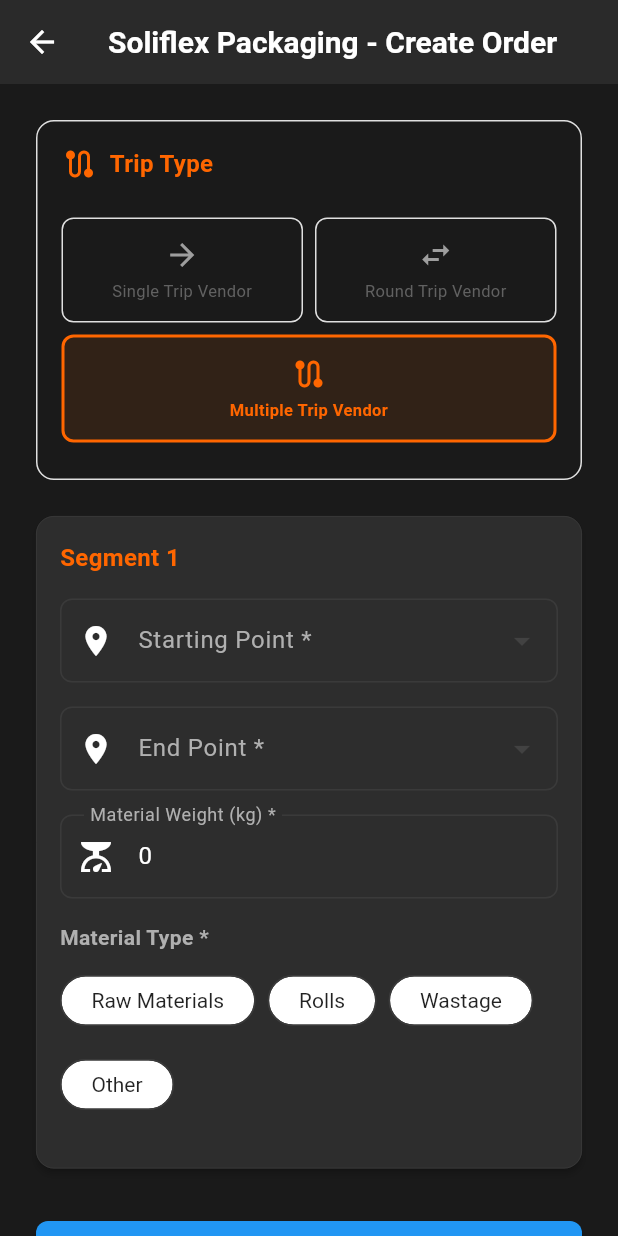
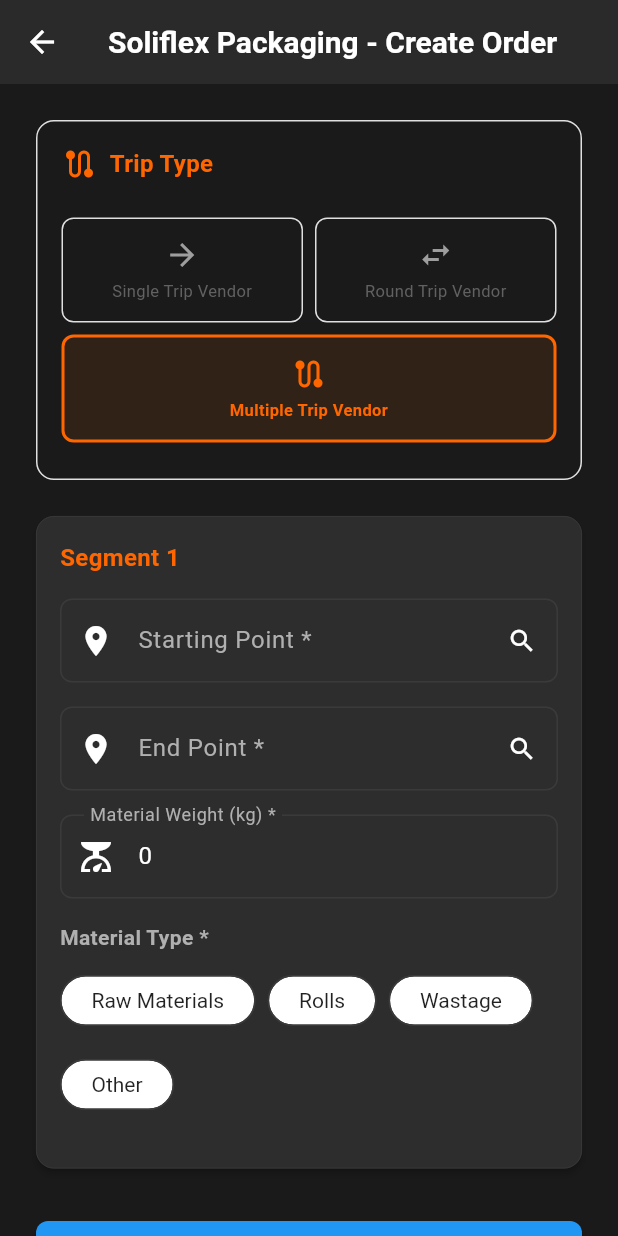
Before and after one commit to AI-APP-FREELANCER/soliflextransportwebandmobile, a Flutter app: the RFQCreateScreen screen opened by its route, after a tap on "Multiple Trip Vendor", after a tap on "Add Segment", on a phone screen of 412 x 824 dp. Run offline on Flutter 3.47's test engine with Material 3 defaults, Android fonts, the phone set to English and light mode, and no system bars; our stand-ins replace shared_preferences; missing offline and left inert: dart:html; accounts and stored records are empty; network calls fail.

Commit message:
Add live search to location dropdowns on new-order and amendment pages
Source/destination pickers listed all vendors + factories in one long
plain dropdown, forcing users to scroll to find an entry. Added a
searchable dropdown (built on Flutter's RawAutocomplete, no new
dependency) that filters live as the user types.

Applied to all 4 pickers on the new-order page (Single-Trip,
Round-Trip, and per-segment Multiple-Trip) and both pickers on the
amendment modal. The new widget mirrors DropdownButtonFormField's
external contract exactly, so every onChanged side effect (price
recalculation, vehicle matching, segment state updates) and validator
fires identically to before -- only the widget swapped, not the logic
around it.

Also added a stable ObjectKey to the multiple-segment cards in both
screens. Deleting a middle segment shifts the remaining cards'
position in an unkeyed list; without the key, Flutter would reuse a
search field's controller/focus state at the shifted position and
show stale text for the wrong segment. This didn't matter for the old
DropdownButtonFormField (its value is always re-read live on rebuild)
but does for a controller-backed search field.

Co-Authored-By: Claude Sonnet 5 <noreply@anthropic.com>

```diff
--- a/lib/screens/rfq_create_screen.dart
+++ b/lib/screens/rfq_create_screen.dart
@@ -10,6 +10,7 @@ import '../services/api_service.dart';
 import '../models/vehicle_model.dart';
 import '../models/vendor_model.dart'; // CRITICAL FIX: Import VendorModel for type checking
 import '../theme/app_theme.dart';
+import '../widgets/searchable_location_dropdown.dart';
 
 class RFQCreateScreen extends StatefulWidget {
   const RFQCreateScreen({super.key});
@@ -1353,19 +1354,11 @@ class _RFQCreateScreenState extends State<RFQCreateScreen> {
               );
             }
 
-            return DropdownButtonFormField<String>(
-              decoration: const InputDecoration(
+            return SearchableLocationDropdown(
               labelText: 'Starting Point *',
               hintText: 'Select starting point',
-                prefixIcon: Icon(Icons.location_on),
-              ),
               value: _selectedSource,
-              items: vendors.map((vendor) {
-                return DropdownMenuItem<String>(
-                  value: vendor.name,
-                  child: Text(vendor.name),
-                );
-              }).toList(),
+              items: vendors.map((vendor) => vendor.name).toList(),
               onChanged: (value) {
                 setState(() {
                   _selectedSource = value;
@@ -1387,23 +1380,15 @@ class _RFQCreateScreenState extends State<RFQCreateScreen> {
         Consumer<VendorProvider>(
           builder: (context, vendorProvider, child) {
             final vendors = vendorProvider.vendors;
-            return DropdownButtonFormField<String>(
-              decoration: InputDecoration(
+            return SearchableLocationDropdown(
               labelText: _selectedTripType == 'Round-Trip-Vendor'
                   ? 'End Point *'
                   : 'End Point *',
               hintText: _selectedTripType == 'Round-Trip-Vendor'
                   ? 'End point'
                   : 'Select End point',
-                prefixIcon: const Icon(Icons.location_on),
-              ),
               value: _selectedDestination,
-              items: vendors.map((vendor) {
-                return DropdownMenuItem<String>(
-                  value: vendor.name,
-                  child: Text(vendor.name),
-                );
-              }).toList(),
+              items: vendors.map((vendor) => vendor.name).toList(),
               onChanged: (value) {
                 setState(() {
                   _selectedDestination = value;
@@ -1674,6 +1659,11 @@ class _RFQCreateScreenState extends State<RFQCreateScreen> {
 
   Widget _buildMultipleSegmentCard(int index, Map<String, dynamic> segment) {
     return Card(
+      // Identity-based key (not index): when a segment is deleted, the
+      // remaining cards shift position. Without this, Flutter would reuse
+      // the search field's internal controller/focus state at the shifted
+      // position, showing stale text for the wrong segment.
+      key: ObjectKey(segment),
       margin: const EdgeInsets.only(bottom: 16),
       elevation: 2,
       child: Padding(
@@ -1709,20 +1699,12 @@ class _RFQCreateScreenState extends State<RFQCreateScreen> {
             Consumer<VendorProvider>(
               builder: (context, vendorProvider, child) {
                 final vendors = vendorProvider.vendors;
-                return DropdownButtonFormField<String>(
-                  decoration: const InputDecoration(
+                return SearchableLocationDropdown(
                   labelText: 'Starting Point *',
-                    prefixIcon: Icon(Icons.location_on),
-                  ),
                   value: segment['source']?.toString().isEmpty == false
                       ? segment['source']?.toString()
                       : null,
-                  items: vendors.map((vendor) {
-                    return DropdownMenuItem<String>(
-                      value: vendor.name,
-                      child: Text(vendor.name),
-                    );
-                  }).toList(),
+                  items: vendors.map((vendor) => vendor.name).toList(),
                   onChanged: (value) {
                     setState(() {
                       segment['source'] = value ?? '';
@@ -1767,20 +1749,12 @@ class _RFQCreateScreenState extends State<RFQCreateScreen> {
             Consumer<VendorProvider>(
               builder: (context, vendorProvider, child) {
                 final vendors = vendorProvider.vendors;
-                return DropdownButtonFormField<String>(
-                  decoration: const InputDecoration(
+                return SearchableLocationDropdown(
                   labelText: 'End Point *',
-                    prefixIcon: Icon(Icons.location_on),
-                  ),
                   value: segment['destination']?.toString().isEmpty == false
                       ? segment['destination']?.toString()
                       : null,
-                  items: vendors.map((vendor) {
-                    return DropdownMenuItem<String>(
-                      value: vendor.name,
-                      child: Text(vendor.name),
-                    );
-                  }).toList(),
+                  items: vendors.map((vendor) => vendor.name).toList(),
                   onChanged: (value) {
                     setState(() {
                       segment['destination'] = value ?? '';
--- /dev/null
+++ b/lib/widgets/searchable_location_dropdown.dart
@@ -0,0 +1,175 @@
+import 'package:flutter/material.dart';
+import '../theme/app_theme.dart';
+
+/// Drop-in replacement for DropdownButtonFormField<String> used for the long
+/// vendor/factory location lists (source/destination pickers on the new
+/// order page). Adds live search filtering so users don't have to scroll a
+/// long list; keeps the same external contract (value/items/onChanged/
+/// validator/labelText/hintText) as the dropdown it replaces, so selecting a
+/// location still triggers exactly the same side effects (price
+/// recalculation, vehicle matching, etc.) as before.
+class SearchableLocationDropdown extends StatefulWidget {
+  final String? value;
+  final List<String> items;
+  final ValueChanged<String?> onChanged;
+  final FormFieldValidator<String>? validator;
+  final String labelText;
+  final String? hintText;
+
+  const SearchableLocationDropdown({
+    super.key,
+    required this.value,
+    required this.items,
+    required this.onChanged,
+    this.validator,
+    required this.labelText,
+    this.hintText,
+  });
+
+  @override
+  State<SearchableLocationDropdown> createState() => _SearchableLocationDropdownState();
+}
+
+class _SearchableLocationDropdownState extends State<SearchableLocationDropdown> {
+  late final TextEditingController _controller;
+  late final FocusNode _focusNode;
+  final GlobalKey<FormFieldState<String>> _fieldKey = GlobalKey<FormFieldState<String>>();
+
+  @override
+  void initState() {
+    super.initState();
+    _controller = TextEditingController(text: widget.value ?? '');
+    _focusNode = FocusNode();
+    _focusNode.addListener(_handleFocusChange);
+  }
+
+  @override
+  void didUpdateWidget(covariant SearchableLocationDropdown oldWidget) {
+    super.didUpdateWidget(oldWidget);
+    // Keep the visible text in sync if the bound value changes from outside
+    // while the field isn't actively focused/being edited.
+    if (widget.value != oldWidget.value && !_focusNode.hasFocus) {
+      _controller.text = widget.value ?? '';
+    }
+  }
+
+  @override
+  void dispose() {
+    _focusNode.removeListener(_handleFocusChange);
+    _focusNode.dispose();
+    _controller.dispose();
+    super.dispose();
+  }
+
+  void _handleFocusChange() {
+    if (_focusNode.hasFocus) return;
+    final text = _controller.text;
+    if (text == (widget.value ?? '')) return;
+
+    // On blur, only commit if the typed text exactly matches an option
+    // (case-insensitive). Otherwise revert to the last committed value, so
+    // an abandoned search never leaves the field showing text that doesn't
+    // match the actual selected value.
+    String? exactMatch;
+    for (final item in widget.items) {
+      if (item.toLowerCase() == text.toLowerCase()) {
+        exactMatch = item;
+        break;
+      }
+    }
+    if (exactMatch != null) {
+      _controller.text = exactMatch;
+      _commit(exactMatch);
+    } else {
+      _controller.text = widget.value ?? '';
+    }
+  }
+
+  void _commit(String? selection) {
+    _fieldKey.currentState?.didChange(selection);
+    widget.onChanged(selection);
+  }
+
+  @override
+  Widget build(BuildContext context) {
+    return FormField<String>(
+      key: _fieldKey,
+      initialValue: widget.value,
+      validator: widget.validator,
+      builder: (field) {
+        // RawAutocomplete (not the higher-level Autocomplete) because it's
+        // the one that accepts externally-owned textEditingController /
+        // focusNode, which we need for the blur-revert logic below.
+        return RawAutocomplete<String>(
+          textEditingController: _controller,
+          focusNode: _focusNode,
+          optionsBuilder: (TextEditingValue textEditingValue) {
+            if (textEditingValue.text.isEmpty) return widget.items;
+            final query = textEditingValue.text.toLowerCase();
+            return widget.items.where((item) => item.toLowerCase().contains(query));
+          },
+          onSelected: (String selection) {
+            _controller.text = selection;
+            _commit(selection);
+          },
+          fieldViewBuilder: (context, textController, focusNode, onFieldSubmitted) {
+            return TextFormField(
+              controller: textController,
+              focusNode: focusNode,
+              decoration: InputDecoration(
+                labelText: widget.labelText,
+                hintText: widget.hintText ?? 'Type to search',
+                prefixIcon: const Icon(Icons.location_on),
+                suffixIcon: const Icon(Icons.search, size: 20),
+                errorText: field.errorText,
+              ),
+            );
+          },
+          optionsViewBuilder: (context, onSelected, options) {
+            return Align(
+              alignment: Alignment.topLeft,
+              child: Material(
+                elevation: 4,
+                borderRadius: BorderRadius.circular(8),
+                color: AppTheme.darkCard,
+                child: Container(
+                  decoration: BoxDecoration(
+                    borderRadius: BorderRadius.circular(8),
+                    border: Border.all(color: AppTheme.darkBorder, width: 1),
+                  ),
+                  constraints: const BoxConstraints(maxHeight: 280),
+                  child: options.isEmpty
+                      ? const Padding(
+                          padding: EdgeInsets.symmetric(horizontal: 16, vertical: 14),
+                          child: Text(
+                            'No matching location',
+                            style: TextStyle(color: AppTheme.textSecondary),
+                          ),
+                        )
+                      : ListView.builder(
+                          padding: EdgeInsets.zero,
+                          shrinkWrap: true,
+                          itemCount: options.length,
+                          itemBuilder: (context, index) {
+                            final option = options.elementAt(index);
+                            return InkWell(
+                              onTap: () => onSelected(option),
+                              child: Padding(
+                                padding: const EdgeInsets.symmetric(horizontal: 16, vertical: 12),
+                                child: Text(
+                                  option,
+                                  style: const TextStyle(color: AppTheme.textPrimary),
+                                ),
+                              ),
+                            );
+                          },
+                        ),
+                ),
+              ),
+            );
+          },
+        );
+      },
+    );
+  }
+}
```
Also changed, not shown: lib/screens/amendment_modal.dart (+12 -24 lines). Lines whose indentation alone changed are shown as unchanged.
